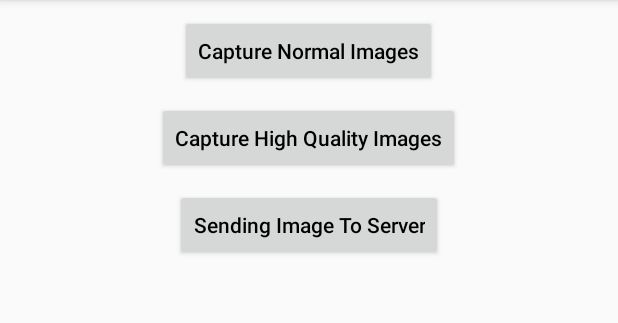
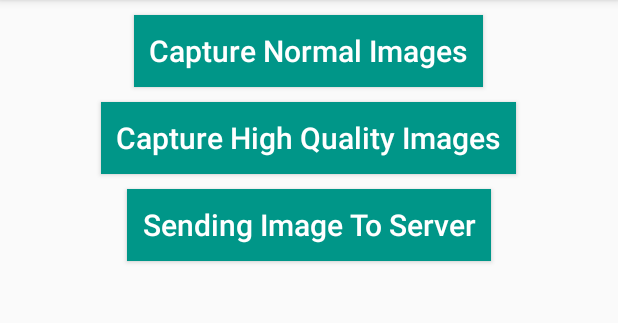
Before and after one commit to sadatnsu/ImageUploadToServerFromApp, an Android app: the screen it shows after launch (MainActivity), on a phone screen of 412 x 824 dp, the part 84-407 px from its top. Run offline under Robolectric (Android 15) with nearby library versions, the phone set to English and light mode, and no system bars.

Commit message:
ui change

```diff
--- a/app/src/main/res/layout/activity_main.xml
+++ b/app/src/main/res/layout/activity_main.xml
@@ -12,27 +12,36 @@
         android:layout_width="wrap_content"
         android:layout_height="wrap_content"
         android:text="Capture Normal Images"
-        android:textColor="#000"
         android:id="@+id/bCaptureNormal"
         android:layout_gravity="center"
         android:textAllCaps="false"
+        android:textSize="20dp"
+        android:background="#009688"
+        android:padding="10dp"
+        android:textColor="#fff"
         android:layout_marginTop="10dp"/>
 
     <Button
         android:layout_width="wrap_content"
         android:layout_height="wrap_content"
         android:text="Capture High Quality Images"
-        android:textColor="#000"
         android:id="@+id/bCaptureHigh"
         android:layout_gravity="center"
         android:textAllCaps="false"
-        android:layout_marginTop="10dp"/>
+        android:layout_marginTop="10dp"
+        android:textSize="20dp"
+        android:background="#009688"
+        android:padding="10dp"
+        android:textColor="#fff"/>
 
     <Button
         android:layout_width="wrap_content"
         android:layout_height="wrap_content"
         android:text="Sending Image To Server"
-        android:textColor="#000"
+        android:textSize="20dp"
+        android:background="#009688"
+        android:padding="10dp"
+        android:textColor="#fff"
         android:id="@+id/bSendImageToServer"
         android:layout_gravity="center"
         android:layout_marginTop="10dp"
```
